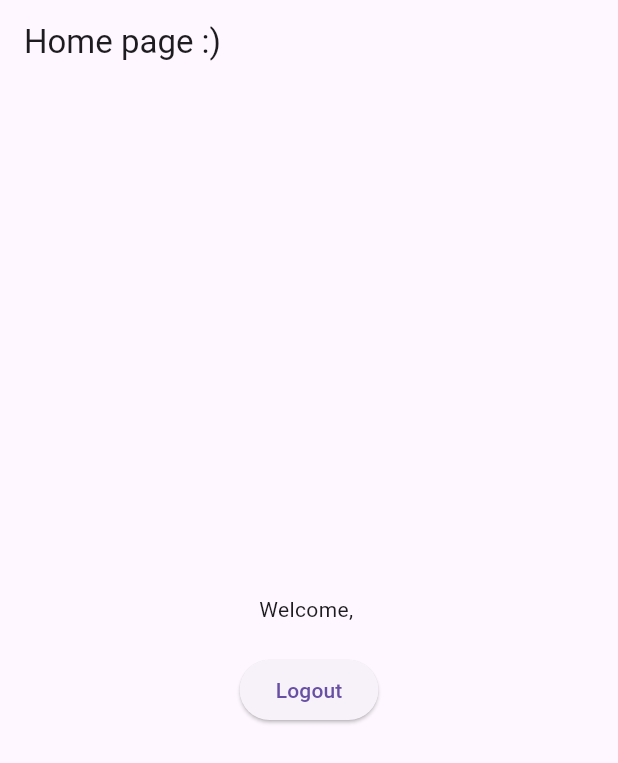
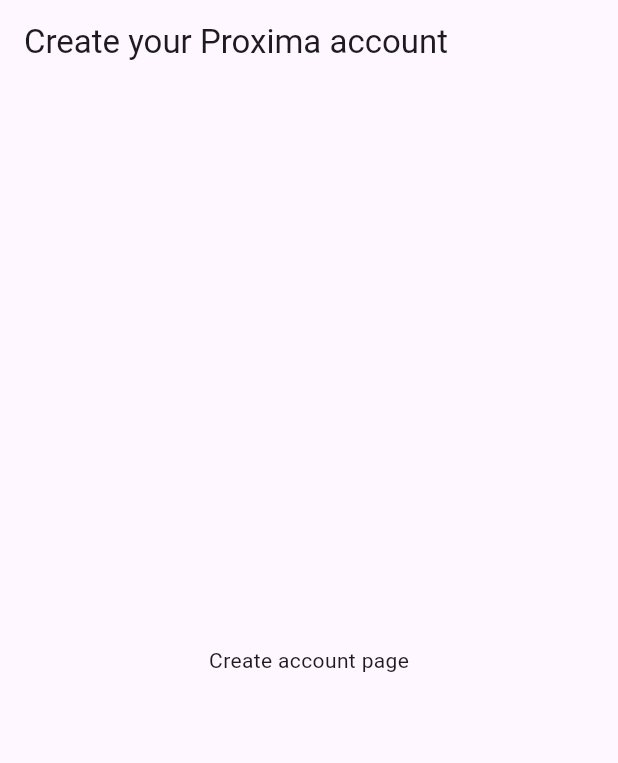
Before and after one commit to ProximaEPFL/proxima, a Flutter app: the screen it shows once a user with an empty profile is signed in, on a phone screen of 412 x 824 dp. Shown: the top 763 px of the screen. Run offline on Flutter 3.47's test engine with Material 3 defaults, Android fonts, the phone set to English and light mode, and no system bars; our stand-ins replace cloud_firestore, firebase_auth, firebase_core, google_sign_in, hooks_riverpod; accounts and stored records are empty.

Commit message:
feat(createAccount): add CreateAccountPage skeletton and navigation

```diff
--- a/lib/views/navigation/routes.dart
+++ b/lib/views/navigation/routes.dart
@@ -1,10 +1,12 @@
 import "package:flutter/material.dart";
+import "package:proxima/views/pages/create_account_page.dart";
 import "package:proxima/views/pages/home_page.dart";
 import "package:proxima/views/pages/login_page.dart";
 
 enum Routes {
   home("home"),
-  login("login");
+  login("login"),
+  createAccount("createAccount");
 
   final String name;
 
@@ -20,6 +22,8 @@ enum Routes {
         return const HomePage();
       case login:
         return const LoginPage();
+      case createAccount:
+        return const CreateAccountPage();
     }
   }
 }
--- /dev/null
+++ b/lib/views/pages/create_account_page.dart
@@ -0,0 +1,16 @@
+import "package:flutter/material.dart";
+import "package:hooks_riverpod/hooks_riverpod.dart";
+
+class CreateAccountPage extends HookConsumerWidget {
+  const CreateAccountPage({super.key});
+
+  @override
+  Widget build(BuildContext context, WidgetRef ref) {
+    return Scaffold(
+      appBar: AppBar(
+        title: const Text("Create your Proxima account"),
+      ),
+      body: const Center(child: Text("Create account page")),
+    );
+  }
+}
--- a/lib/views/pages/login_page.dart
+++ b/lib/views/pages/login_page.dart
@@ -13,8 +13,9 @@ class LoginPage extends HookConsumerWidget {
     // Listen for authentication changes
     ref.listen(isUserLoggedInProvider, (_, loggedIn) {
       if (loggedIn) {
-        // Go to home page when the user is logged in
-        Navigator.pushReplacementNamed(context, Routes.home.name);
+        // TODO: This should be Navigator.push instead, but we would have to make sure the user is logged out when coming  back here.
+        // TODO: The route should be different according to whether the user exists or not.
+        Navigator.pushReplacementNamed(context, Routes.createAccount.name);
       }
     });
 
```
